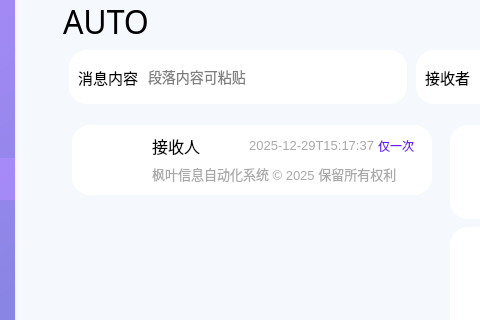
First picture: the form in Ui_MainWindow.ui, repository YangShengzhou03/LeafAuto, before the edit; both pictures show x 213 to 693 and y 90 to 410 of the 1289 by 734 pixel window.
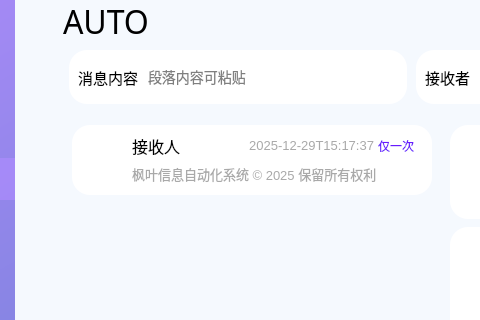
Second picture: the form after the edit. The open tabs and pages were chosen to show the change. Icons and pictures are not drawn.

Commit message: 枫叶信息自动化系统

Patch:
```diff
--- a/Ui_MainWindow.ui
+++ b/Ui_MainWindow.ui
@@ -3328,14 +3328,14 @@
                            <widget class="QWidget" name="widget_54" native="true">
                             <property name="minimumSize">
                              <size>
-                              <width>56</width>
-                              <height>56</height>
+                              <width>36</width>
+                              <height>36</height>
                              </size>
                             </property>
                             <property name="maximumSize">
                              <size>
-                              <width>56</width>
-                              <height>56</height>
+                              <width>36</width>
+                              <height>36</height>
                              </size>
                             </property>
                             <property name="styleSheet">
```
Left out of the diff: 8 changed lines with no effect on the pictures. The commit also changes 1 other file.
